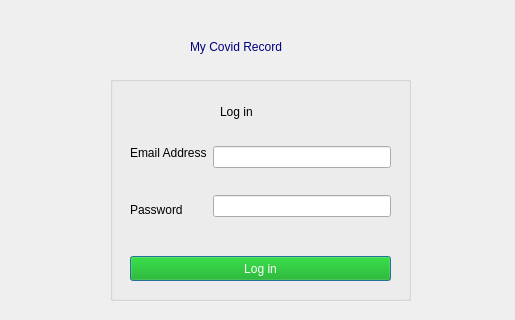
Above: MyCovidRecordsQt/userlogin.ui from Faleupolu/106.2 before the change; both pictures show x 0 to 515 and y 144 to 464 of the 515 by 464 pixel window. Below: the same form after it.
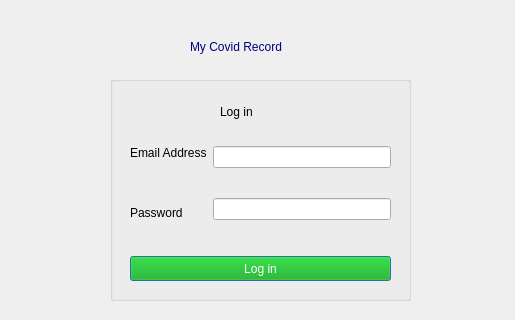
That is the form after the change. Icons and pictures are not drawn.

```diff
--- a/MyCovidRecordsQt/userlogin.ui
+++ b/MyCovidRecordsQt/userlogin.ui
@@ -95,7 +95,7 @@
       <x>20</x>
       <y>70</y>
       <width>261</width>
-      <height>71</height>
+      <height>74</height>
      </rect>
     </property>
     <layout class="QHBoxLayout" name="horizontalLayout">
```
Left out of the diff: 6 changed lines with no effect on the pictures.
